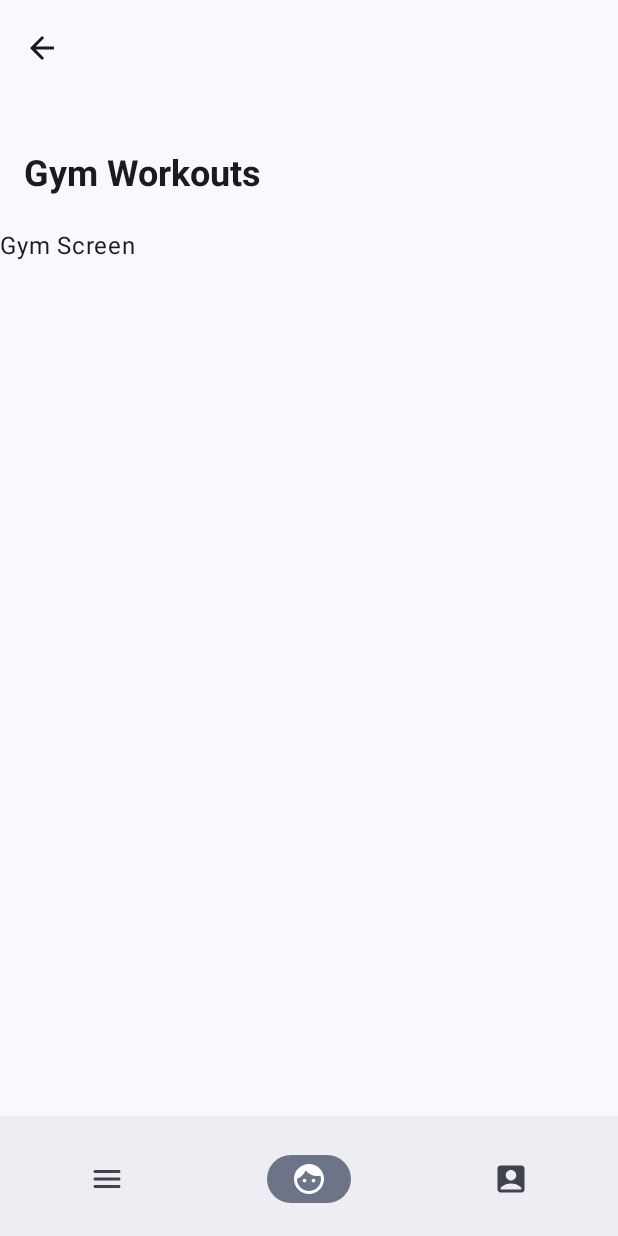
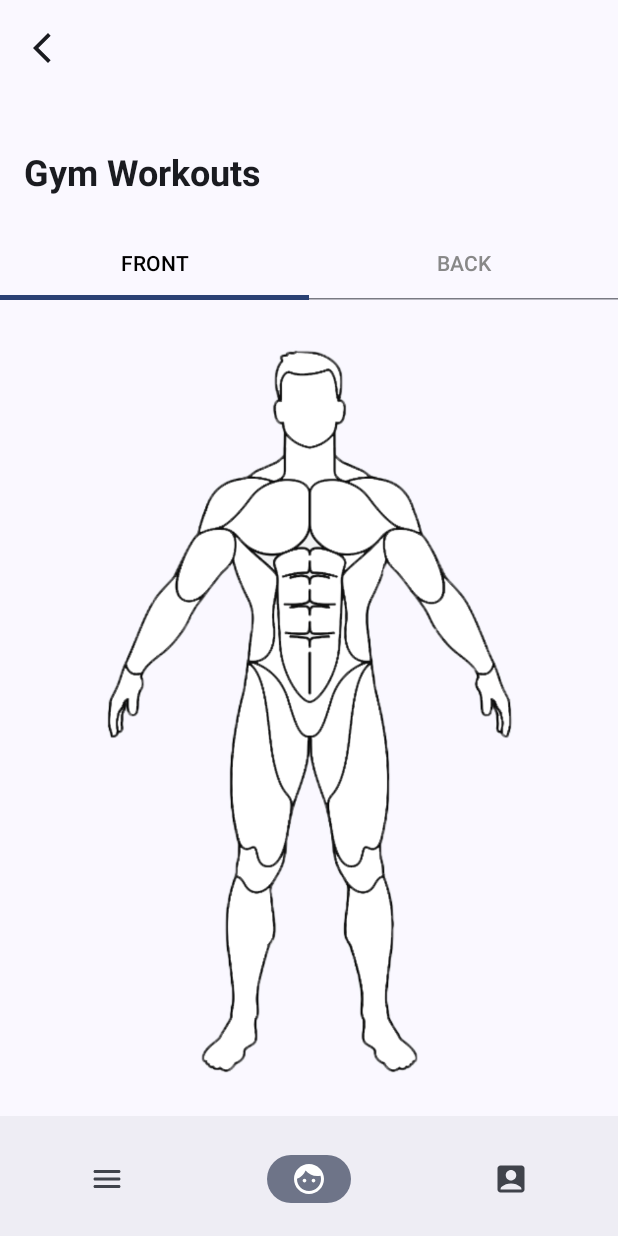
Before and after one commit to manavgambhir/Flexi-Fit, an Android app built with Jetpack Compose: the screen it shows after launch (MainActivity), item 2 of the bottom bar chosen, on a phone screen of 412 x 824 dp. Run offline under Robolectric (Android 15) with nearby library versions, the phone set to English and light mode, and no system bars.

Commit message:
implemented the initial UI of the gym screen

```diff
--- a/app/src/main/java/com/example/flexifit/screens/BottomNav.kt
+++ b/app/src/main/java/com/example/flexifit/screens/BottomNav.kt
@@ -3,12 +3,12 @@ package com.example.flexifit.screens
 import androidx.compose.foundation.layout.fillMaxSize
 import androidx.compose.foundation.layout.padding
 import androidx.compose.material.icons.Icons
-import androidx.compose.material.icons.filled.ArrowBack
 import androidx.compose.material.icons.rounded.*
 import androidx.compose.material3.*
 import androidx.compose.runtime.Composable
 import androidx.compose.ui.Modifier
 import androidx.compose.ui.input.nestedscroll.nestedScroll
+import androidx.compose.ui.res.painterResource
 import androidx.compose.ui.text.font.FontWeight
 import androidx.compose.ui.unit.sp
 import androidx.navigation.NavController
@@ -18,6 +18,7 @@ import androidx.navigation.compose.NavHost
 import androidx.navigation.compose.composable
 import androidx.navigation.compose.currentBackStackEntryAsState
 import androidx.navigation.compose.rememberNavController
+import com.example.flexifit.R
 import com.example.flexifit.data.models.BottomNavItem
 import com.example.flexifit.navigation.Routes
 
@@ -91,7 +92,7 @@ fun CustomAppBar(
             if (showBackButton) {
                 IconButton(onClick = { navController.popBackStack() }) {
                     Icon(
-                        imageVector = Icons.Default.ArrowBack,
+                        painter = painterResource(id = R.drawable.ic_back),
                         contentDescription = "Back"
                     )
                 }
--- a/app/src/main/java/com/example/flexifit/screens/GymScreen.kt
+++ b/app/src/main/java/com/example/flexifit/screens/GymScreen.kt
@@ -1,14 +1,77 @@
 package com.example.flexifit.screens
 
+import androidx.compose.foundation.Image
+import androidx.compose.foundation.layout.Box
+import androidx.compose.foundation.layout.Column
+import androidx.compose.foundation.layout.fillMaxSize
+import androidx.compose.foundation.layout.fillMaxWidth
+import androidx.compose.foundation.layout.padding
+import androidx.compose.foundation.pager.HorizontalPager
+import androidx.compose.foundation.pager.rememberPagerState
+import androidx.compose.material3.Tab
+import androidx.compose.material3.TabRow
 import androidx.compose.material3.Text
 import androidx.compose.runtime.Composable
+import androidx.compose.runtime.rememberCoroutineScope
+import androidx.compose.ui.Alignment
+import androidx.compose.ui.Modifier
+import androidx.compose.ui.graphics.Color
+import androidx.compose.ui.res.painterResource
 import androidx.compose.ui.tooling.preview.Preview
+import androidx.compose.ui.unit.dp
 import androidx.navigation.NavHostController
+import com.example.flexifit.R
+import kotlinx.coroutines.launch
 
 @Composable
+//navController: NavHostController
 fun GymScreen(navController: NavHostController){
-    Text("Gym Screen")
-    // TODO: Implement TabRow with Horizontal Pager
+    val scope = rememberCoroutineScope()
+    val pagerState = rememberPagerState(pageCount = { 2 })
+    val tabs = listOf("FRONT", "BACK")
+    Column(modifier = Modifier.fillMaxSize()) {
+        TabRow( selectedTabIndex = pagerState.currentPage,
+            modifier = Modifier.fillMaxWidth()
+        ){
+            tabs.forEachIndexed { index, title ->
+                Tab(
+                    text = { Text(title) },
+                    selected = pagerState.currentPage == index,
+                    selectedContentColor = Color.Black,
+                    unselectedContentColor = Color.Gray,
+                    onClick = {
+                        scope.launch {
+                            pagerState.animateScrollToPage(index)
+                        }
+                    }
+                )
+            }
+        }
+
+        HorizontalPager(
+            state = pagerState,
+            modifier = Modifier.fillMaxSize()
+        ) { page->
+            val imageRes = when(page){
+                0-> R.drawable.front_body
+                1-> R.drawable.back_body
+                else -> { R.drawable.front_body }
+            }
+
+            Box(
+                modifier = Modifier.fillMaxSize(),
+                contentAlignment = Alignment.Center
+            ){
+                Image(
+                    painter = painterResource(id = imageRes),
+                    contentDescription = "Tab Image",
+                    modifier = Modifier
+                        .fillMaxSize()
+                        .padding(24.dp)
+                )
+            }
+        }
+    }
 }
 
 @Preview(showBackground = true, showSystemUi = true)
--- a/app/src/main/java/com/example/flexifit/screens/MealPlanScreen.kt
+++ b/app/src/main/java/com/example/flexifit/screens/MealPlanScreen.kt
@@ -120,7 +120,7 @@ fun MealCard(
     isChecked: Boolean,
     onCheckChanged: (Boolean) -> Unit
 ) {
-    Card(modifier = Modifier.fillMaxWidth(), border = BorderStroke(2.dp, Color.Black)) {
+    Card(modifier = Modifier.fillMaxWidth(), border = BorderStroke(2.dp, Color.Black), elevation = CardDefaults.cardElevation(2.dp)) {
         Column(modifier = Modifier.padding(20.dp)) {
             Row(verticalAlignment = Alignment.CenterVertically, modifier = Modifier.fillMaxWidth()) {
                 Checkbox(
```
